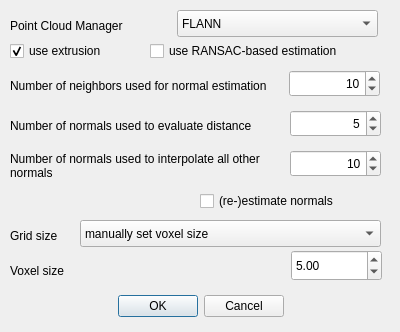
This is src/tools/viewer/ui/LVRReconstructionMarchingCubesDialogUI.ui in uos/lvr2 as Qt 5 draws it before an edit. The edited form follows.
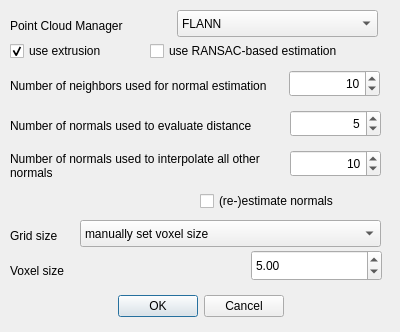
This is the edited form.

Commit message: Fixes min / max values in reconstruction dialogs

```diff
--- a/src/tools/viewer/ui/LVRReconstructionMarchingCubesDialogUI.ui
+++ b/src/tools/viewer/ui/LVRReconstructionMarchingCubesDialogUI.ui
@@ -286,9 +286,9 @@
   <widget class="QDoubleSpinBox" name="spinBox_below_gs">
    <property name="geometry">
     <rect>
-     <x>291</x>
+     <x>251</x>
      <y>250</y>
-     <width>91</width>
+     <width>131</width>
      <height>31</height>
     </rect>
    </property>
```
The commit also changes 1 other file.
